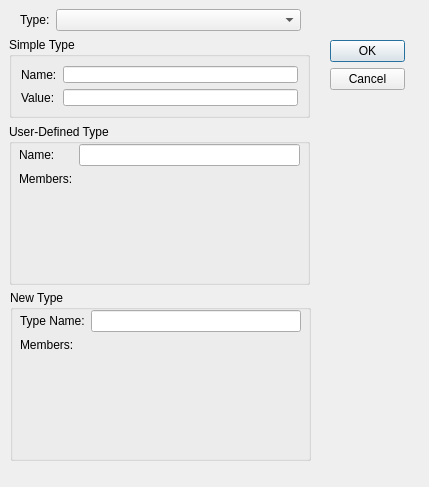
The window that additemdialog.ui (chrismanning/ddvs) describes before a commit, drawn with Qt 5.
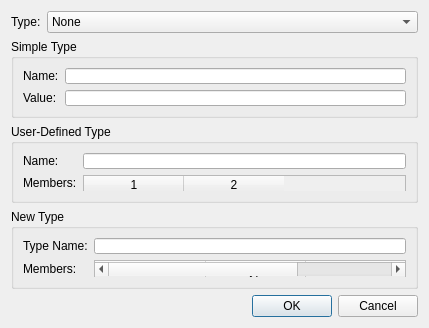
The same window after the commit.

Commit message: Make the add item dialog show only a specific group of options based on selected type.

```diff
--- a/additemdialog.ui
+++ b/additemdialog.ui
@@ -7,11 +7,11 @@
     <x>0</x>
     <y>0</y>
     <width>429</width>
-    <height>487</height>
+    <height>328</height>
    </rect>
   </property>
   <property name="sizePolicy">
-   <sizepolicy hsizetype="Fixed" vsizetype="Fixed">
+   <sizepolicy hsizetype="Expanding" vsizetype="Preferred">
     <horstretch>0</horstretch>
     <verstretch>0</verstretch>
    </sizepolicy>
@@ -19,140 +19,115 @@
   <property name="minimumSize">
    <size>
     <width>429</width>
-    <height>416</height>
+    <height>71</height>
    </size>
   </property>
   <property name="windowTitle">
    <string>Dialog</string>
   </property>
+  <property name="modal">
+   <bool>true</bool>
+  </property>
+  <layout class="QVBoxLayout" name="verticalLayout">
+   <item>
+    <layout class="QFormLayout" name="formLayout_3">
+     <property name="fieldGrowthPolicy">
+      <enum>QFormLayout::AllNonFixedFieldsGrow</enum>
+     </property>
+     <item row="0" column="0">
+      <widget class="QLabel" name="typeLabel">
+       <property name="text">
+        <string>Type:</string>
+       </property>
+      </widget>
+     </item>
+     <item row="0" column="1">
+      <widget class="QComboBox" name="typeComboBox">
+       <item>
+        <property name="text">
+         <string>None</string>
+        </property>
+       </item>
+      </widget>
+     </item>
+    </layout>
+   </item>
+   <item>
   <widget class="QGroupBox" name="simpleTypeGroupBox">
-   <property name="geometry">
-    <rect>
-     <x>9</x>
-     <y>37</y>
-     <width>301</width>
-     <height>81</height>
-    </rect>
+     <property name="enabled">
+      <bool>true</bool>
    </property>
    <property name="title">
     <string>Simple Type</string>
    </property>
-   <layout class="QFormLayout" name="formLayout_2">
-    <item row="0" column="0" colspan="2">
      <layout class="QFormLayout" name="formLayout">
-      <property name="fieldGrowthPolicy">
-       <enum>QFormLayout::AllNonFixedFieldsGrow</enum>
-      </property>
-      <item row="0" column="0">
-       <widget class="QLabel" name="nameLabel">
-        <property name="text">
-         <string>Name:</string>
-        </property>
-       </widget>
-      </item>
-      <item row="0" column="1">
-       <widget class="QLineEdit" name="nameText"/>
-      </item>
-      <item row="1" column="0">
+      <item row="2" column="0">
        <widget class="QLabel" name="valueLabel">
         <property name="text">
          <string>Value:</string>
         </property>
        </widget>
       </item>
+      <item row="1" column="0">
+       <widget class="QLabel" name="nameLabel">
+        <property name="text">
+         <string>Name:</string>
+        </property>
+       </widget>
+      </item>
       <item row="1" column="1">
+       <widget class="QLineEdit" name="nameText"/>
+      </item>
+      <item row="2" column="1">
        <widget class="QLineEdit" name="valueText"/>
       </item>
      </layout>
-    </item>
-   </layout>
-  </widget>
-  <widget class="QDialogButtonBox" name="buttonBox">
-   <property name="geometry">
-    <rect>
-     <x>330</x>
-     <y>40</y>
-     <width>75</width>
-     <height>52</height>
-    </rect>
-   </property>
-   <property name="orientation">
-    <enum>Qt::Vertical</enum>
-   </property>
-   <property name="standardButtons">
-    <set>QDialogButtonBox::Cancel|QDialogButtonBox::Ok</set>
-   </property>
-  </widget>
+    </widget>
+   </item>
+   <item>
   <widget class="QGroupBox" name="userTypeGroupBox">
-   <property name="geometry">
-    <rect>
-     <x>9</x>
-     <y>124</y>
-     <width>301</width>
-     <height>161</height>
-    </rect>
-   </property>
    <property name="title">
     <string>User-Defined Type</string>
    </property>
-   <widget class="QWidget" name="">
-    <property name="geometry">
-     <rect>
-      <x>10</x>
-      <y>20</y>
-      <width>281</width>
-      <height>101</height>
-     </rect>
-    </property>
     <layout class="QFormLayout" name="formLayout_4">
-     <property name="fieldGrowthPolicy">
-      <enum>QFormLayout::AllNonFixedFieldsGrow</enum>
-     </property>
-     <item row="0" column="0">
-      <widget class="QLabel" name="userNameLabel">
-       <property name="text">
-        <string>Name:</string>
-       </property>
-      </widget>
-     </item>
-     <item row="0" column="1">
-      <widget class="QLineEdit" name="userNameText"/>
-     </item>
-     <item row="1" column="0">
+      <item row="2" column="0">
       <widget class="QLabel" name="membersLabel">
        <property name="text">
         <string>Members:</string>
        </property>
       </widget>
      </item>
-    </layout>
-   </widget>
-  </widget>
+      <item row="0" column="0">
+       <widget class="QLabel" name="userNameLabel">
+        <property name="text">
+         <string>Name:</string>
+        </property>
+       </widget>
+      </item>
+      <item row="0" column="1">
+       <widget class="QLineEdit" name="userTypeNameText"/>
+      </item>
+      <item row="2" column="1">
+       <widget class="QTableWidget" name="userTypeMembersWidget">
+        <property name="columnCount">
+         <number>2</number>
+        </property>
+        <column/>
+        <column/>
+       </widget>
+      </item>
+     </layout>
+    </widget>
+   </item>
+   <item>
   <widget class="QGroupBox" name="newTypeGroupBox">
-   <property name="geometry">
-    <rect>
-     <x>10</x>
-     <y>290</y>
-     <width>301</width>
-     <height>171</height>
-    </rect>
-   </property>
    <property name="title">
     <string>New Type</string>
    </property>
-   <widget class="QWidget" name="gridLayoutWidget">
-    <property name="geometry">
-     <rect>
-      <x>10</x>
-      <y>20</y>
-      <width>281</width>
-      <height>151</height>
-     </rect>
-    </property>
     <layout class="QFormLayout" name="formLayout_5">
-     <property name="fieldGrowthPolicy">
-      <enum>QFormLayout::AllNonFixedFieldsGrow</enum>
-     </property>
+      <item row="0" column="1">
+       <widget class="QLineEdit" name="newTypeNameText"/>
+      </item>
      <item row="0" column="0">
       <widget class="QLabel" name="typeNameLabel">
        <property name="text">
@@ -160,52 +135,54 @@
        </property>
       </widget>
      </item>
-     <item row="0" column="1">
-      <widget class="QLineEdit" name="lineEdit"/>
-     </item>
-     <item row="1" column="0">
+      <item row="2" column="0">
       <widget class="QLabel" name="membersLabel_2">
        <property name="text">
         <string>Members:</string>
        </property>
       </widget>
      </item>
-    </layout>
-   </widget>
-   <zorder>gridLayoutWidget</zorder>
-   <zorder>membersLabel</zorder>
-   <zorder>membersColumnView</zorder>
-  </widget>
-  <widget class="QWidget" name="">
-   <property name="geometry">
-    <rect>
-     <x>20</x>
-     <y>9</y>
-     <width>281</width>
-     <height>22</height>
-    </rect>
-   </property>
-   <layout class="QFormLayout" name="formLayout_3">
-    <property name="fieldGrowthPolicy">
-     <enum>QFormLayout::AllNonFixedFieldsGrow</enum>
-    </property>
-    <item row="0" column="0">
-     <widget class="QLabel" name="typeLabel">
+      <item row="2" column="1">
+       <widget class="QTableWidget" name="newTypeMembersWidget">
+        <property name="rowCount">
+         <number>1</number>
+        </property>
+        <property name="columnCount">
+         <number>3</number>
+        </property>
+        <row/>
+        <column>
       <property name="text">
-       <string>Type:</string>
-      </property>
-     </widget>
-    </item>
-    <item row="0" column="1">
-     <widget class="QComboBox" name="typeComboBox"/>
-    </item>
-   </layout>
-  </widget>
- </widget>
- <tabstops>
-  <tabstop>nameText</tabstop>
-  <tabstop>valueText</tabstop>
- </tabstops>
+          <string>Name</string>
+         </property>
+        </column>
+        <column>
+         <property name="text">
+          <string>Type</string>
+         </property>
+        </column>
+        <column>
+         <property name="text">
+          <string>Value</string>
+         </property>
+        </column>
+       </widget>
+      </item>
+     </layout>
+    </widget>
+   </item>
+   <item>
+    <widget class="QDialogButtonBox" name="buttonBox">
+     <property name="orientation">
+      <enum>Qt::Horizontal</enum>
+     </property>
+     <property name="standardButtons">
+      <set>QDialogButtonBox::Cancel|QDialogButtonBox::Ok</set>
+     </property>
+    </widget>
+   </item>
+  </layout>
+ </widget>
  <resources/>
  <connections>
   <connection>
```
Left out of the diff: 2 changed lines with no effect on the pictures. Lines whose indentation alone changed are shown as unchanged. The commit also changes 4 other files.
